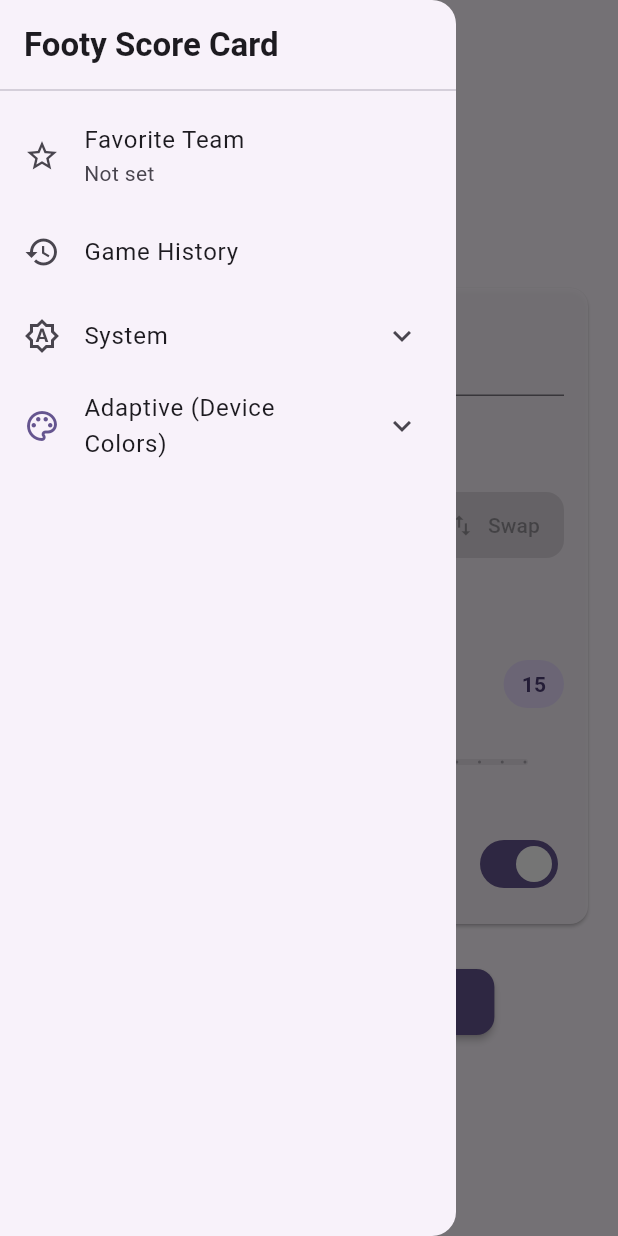
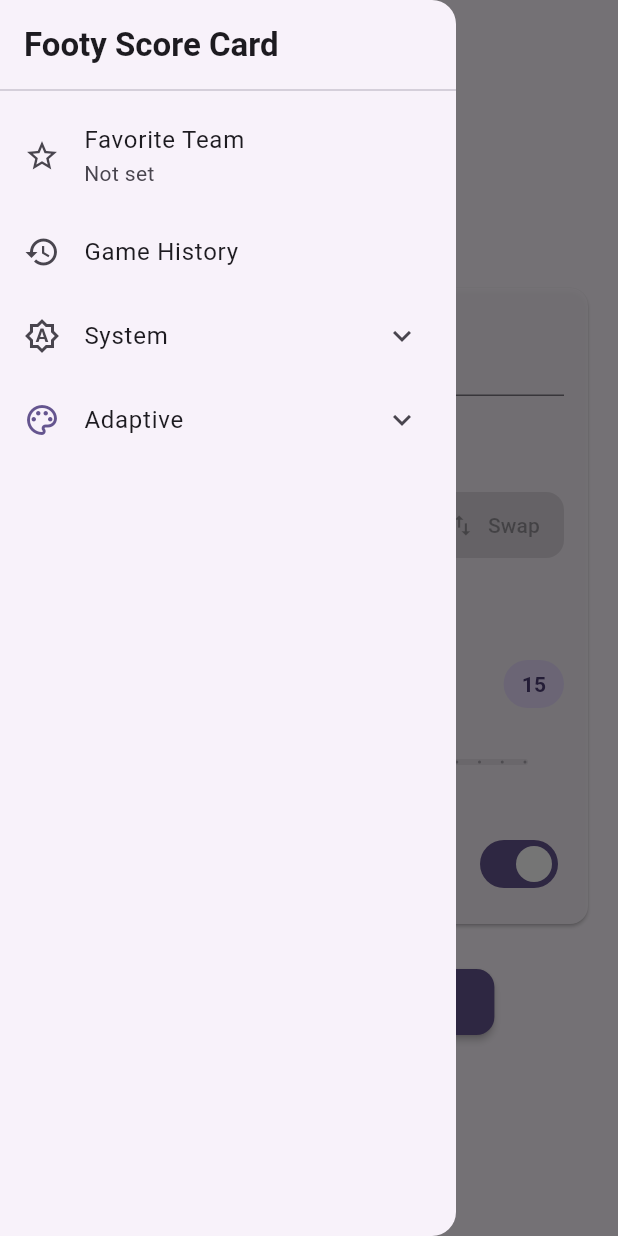
Before and after one commit to ryannortham/scorecard, a Flutter app: the screen it shows after launch, with the side drawer open, on a phone screen of 412 x 824 dp. Run offline on Flutter 3.47's test engine with Material 3 defaults, Android fonts, the phone set to English and light mode, and no system bars; drawn by our look-alikes of dynamic_color; our stand-ins replace share_plus, shared_preferences, stop_watch_timer; missing offline and left inert: gal, widget_screenshot_plus.

Commit message:
feat: Update color theme labels and improve theme color retrieval for Material Design 3 consistency

```diff
--- a/lib/providers/user_preferences_provider.dart
+++ b/lib/providers/user_preferences_provider.dart
@@ -141,52 +141,51 @@ class UserPreferencesProvider extends ChangeNotifier {
     }
   }
 
-  /// Get color from theme name using Material Design 3 recommended colors
+  /// Get color from theme name using Material Design 3 seed colors
   Color getThemeColor() {
     switch (_colorTheme) {
       case 'adaptive':
-        return const Color(
-            0xFF6750A4); // Material Purple - fallback for when dynamic colors aren't available
+        return const Color(0xFF6750A4); // Material 3 baseline purple
       case 'blue':
-        return const Color(0xFF1976D2); // Material Blue 700
+        return const Color(0xFF1565C0); // Material 3 Blue seed
       case 'light_blue':
-        return const Color(0xFF0288D1); // Material Light Blue 700
+        return const Color(0xFF0277BD); // Material 3 Light Blue seed
       case 'indigo':
-        return const Color(0xFF283593); // Material Indigo 800
+        return const Color(0xFF3F51B5); // Material 3 Indigo seed
       case 'deep_purple':
-        return const Color(0xFF512DA8); // Material Deep Purple 700
+        return const Color(0xFF673AB7); // Material 3 Deep Purple seed
       case 'purple':
-        return const Color(0xFF6A1B9A); // Material Purple 800
+        return const Color(0xFF9C27B0); // Material 3 Purple seed
       case 'pink':
-        return const Color(0xFFAD1457); // Material Pink 800
+        return const Color(0xFFE91E63); // Material 3 Pink seed
       case 'red':
-        return const Color(0xFFC62828); // Material Red 800
+        return const Color(0xFFD32F2F); // Material 3 Red seed
       case 'deep_orange':
-        return const Color(0xFFD84315); // Material Deep Orange 800
+        return const Color(0xFFFF5722); // Material 3 Deep Orange seed
       case 'orange':
-        return const Color(0xFFF57C00); // Material Orange 800
+        return const Color(0xFFFF9800); // Material 3 Orange seed
       case 'amber':
-        return const Color(0xFFFF8F00); // Material Amber 800
+        return const Color(0xFFFFC107); // Material 3 Amber seed
       case 'yellow':
-        return const Color(0xFFF9A825); // Material Yellow 800
+        return const Color(0xFFFFEB3B); // Material 3 Yellow seed
       case 'lime':
-        return const Color(0xFF9E9D24); // Material Lime 800
+        return const Color(0xFFCDDC39); // Material 3 Lime seed
       case 'light_green':
-        return const Color(0xFF689F38); // Material Light Green 800
+        return const Color(0xFF8BC34A); // Material 3 Light Green seed
       case 'green':
-        return const Color(0xFF2E7D32); // Material Green 800
+        return const Color(0xFF4CAF50); // Material 3 Green seed
       case 'teal':
-        return const Color(0xFF00695C); // Material Teal 800
+        return const Color(0xFF009688); // Material 3 Teal seed
       case 'cyan':
-        return const Color(0xFF00838F); // Material Cyan 800
+        return const Color(0xFF00BCD4); // Material 3 Cyan seed
       case 'brown':
-        return const Color(0xFF5D4037); // Material Brown 700
+        return const Color(0xFF795548); // Material 3 Brown seed
       case 'blue_grey':
-        return const Color(0xFF455A64); // Material Blue Grey 700
+        return const Color(0xFF607D8B); // Material 3 Blue Grey seed
       case 'grey':
-        return const Color(0xFF616161); // Material Grey 600
+        return const Color(0xFF9E9E9E); // Material 3 Grey seed
       default:
-        return const Color(0xFF1976D2); // Default to Material Blue
+        return const Color(0xFF1565C0); // Default to Material 3 Blue
     }
   }
 
--- a/lib/widgets/app_drawer.dart
+++ b/lib/widgets/app_drawer.dart
@@ -137,45 +137,45 @@ class AppDrawer extends StatelessWidget {
   String _getColorThemeText(String theme) {
     switch (theme) {
       case 'adaptive':
-        return 'Adaptive (Device Colors)';
+        return 'Adaptive';
       case 'blue':
-        return 'Ocean Blue';
+        return 'Blue';
       case 'light_blue':
-        return 'Sky Blue';
+        return 'Light Blue';
       case 'indigo':
-        return 'Midnight Indigo';
+        return 'Indigo';
       case 'deep_purple':
         return 'Deep Purple';
       case 'purple':
-        return 'Royal Purple';
+        return 'Purple';
       case 'pink':
-        return 'Rose Pink';
+        return 'Pink';
       case 'red':
-        return 'Ruby Red';
+        return 'Red';
       case 'deep_orange':
-        return 'Sunset Orange';
+        return 'Deep Orange';
       case 'orange':
-        return 'Vibrant Orange';
+        return 'Orange';
       case 'amber':
-        return 'Golden Amber';
+        return 'Amber';
       case 'yellow':
-        return 'Sunny Yellow';
+        return 'Yellow';
       case 'lime':
-        return 'Lime Green';
+        return 'Lime';
       case 'light_green':
-        return 'Fresh Green';
+        return 'Light Green';
       case 'green':
-        return 'Forest Green';
+        return 'Green';
       case 'teal':
-        return 'Emerald Teal';
+        return 'Teal';
       case 'cyan':
-        return 'Azure Cyan';
+        return 'Cyan';
       case 'brown':
-        return 'Earth Brown';
+        return 'Brown';
       case 'blue_grey':
-        return 'Steel Blue';
+        return 'Blue Grey';
       case 'grey':
-        return 'Modern Grey';
+        return 'Grey';
       default:
         return 'Adaptive';
     }
@@ -264,102 +264,48 @@ class AppDrawer extends StatelessWidget {
     final colorOptions = [
       {
         'value': 'adaptive',
-        'label': 'Adaptive (Device Colors)',
+        'label': 'Adaptive',
         'color': const Color(0xFF6750A4)
       },
-      // Blues
-      {
-        'value': 'blue',
-        'label': 'Ocean Blue',
-        'color': const Color(0xFF1976D2)
-      },
+      {'value': 'blue', 'label': 'Blue', 'color': const Color(0xFF1565C0)},
       {
         'value': 'light_blue',
-        'label': 'Sky Blue',
-        'color': const Color(0xFF0288D1)
+        'label': 'Light Blue',
+        'color': const Color(0xFF0277BD)
       },
-      {
-        'value': 'cyan',
-        'label': 'Azure Cyan',
-        'color': const Color(0xFF00838F)
-      },
-      {
-        'value': 'teal',
-        'label': 'Emerald Teal',
-        'color': const Color(0xFF00695C)
-      },
-      // Greens
-      {
-        'value': 'green',
-        'label': 'Forest Green',
-        'color': const Color(0xFF2E7D32)
-      },
-      {
-        'value': 'light_green',
-        'label': 'Fresh Green',
-        'color': const Color(0xFF689F38)
-      },
-      {
-        'value': 'lime',
-        'label': 'Lime Green',
-        'color': const Color(0xFF9E9D24)
-      },
-      // Yellows/Oranges
-      {
-        'value': 'yellow',
-        'label': 'Sunny Yellow',
-        'color': const Color(0xFFF9A825)
-      },
-      {
-        'value': 'amber',
-        'label': 'Golden Amber',
-        'color': const Color(0xFFFF8F00)
-      },
-      {
-        'value': 'orange',
-        'label': 'Vibrant Orange',
-        'color': const Color(0xFFF57C00)
-      },
-      {
-        'value': 'deep_orange',
-        'label': 'Sunset Orange',
-        'color': const Color(0xFFD84315)
-      },
-      // Reds/Pinks
-      {'value': 'red', 'label': 'Ruby Red', 'color': const Color(0xFFC62828)},
-      {'value': 'pink', 'label': 'Rose Pink', 'color': const Color(0xFFAD1457)},
-      // Purples
-      {
-        'value': 'purple',
-        'label': 'Royal Purple',
-        'color': const Color(0xFF6A1B9A)
-      },
+      {'value': 'indigo', 'label': 'Indigo', 'color': const Color(0xFF3F51B5)},
+      {'value': 'purple', 'label': 'Purple', 'color': const Color(0xFF9C27B0)},
       {
         'value': 'deep_purple',
         'label': 'Deep Purple',
-        'color': const Color(0xFF512DA8)
+        'color': const Color(0xFF673AB7)
       },
+      {'value': 'pink', 'label': 'Pink', 'color': const Color(0xFFE91E63)},
+      {'value': 'red', 'label': 'Red', 'color': const Color(0xFFD32F2F)},
       {
-        'value': 'indigo',
-        'label': 'Midnight Indigo',
-        'color': const Color(0xFF283593)
+        'value': 'deep_orange',
+        'label': 'Deep Orange',
+        'color': const Color(0xFFFF5722)
       },
-      // Neutrals
+      {'value': 'orange', 'label': 'Orange', 'color': const Color(0xFFFF9800)},
+      {'value': 'amber', 'label': 'Amber', 'color': const Color(0xFFFFC107)},
+      {'value': 'yellow', 'label': 'Yellow', 'color': const Color(0xFFFFEB3B)},
+      {'value': 'lime', 'label': 'Lime', 'color': const Color(0xFFCDDC39)},
       {
-        'value': 'brown',
-        'label': 'Earth Brown',
-        'color': const Color(0xFF5D4037)
+        'value': 'light_green',
+        'label': 'Light Green',
+        'color': const Color(0xFF8BC34A)
       },
+      {'value': 'green', 'label': 'Green', 'color': const Color(0xFF4CAF50)},
+      {'value': 'teal', 'label': 'Teal', 'color': const Color(0xFF009688)},
+      {'value': 'cyan', 'label': 'Cyan', 'color': const Color(0xFF00BCD4)},
+      {'value': 'brown', 'label': 'Brown', 'color': const Color(0xFF795548)},
       {
         'value': 'blue_grey',
-        'label': 'Steel Blue',
-        'color': const Color(0xFF455A64)
+        'label': 'Blue Grey',
+        'color': const Color(0xFF607D8B)
       },
-      {
-        'value': 'grey',
-        'label': 'Modern Grey',
-        'color': const Color(0xFF616161)
-      },
+      {'value': 'grey', 'label': 'Grey', 'color': const Color(0xFF9E9E9E)},
     ];
 
     showMenu<String>(
```
